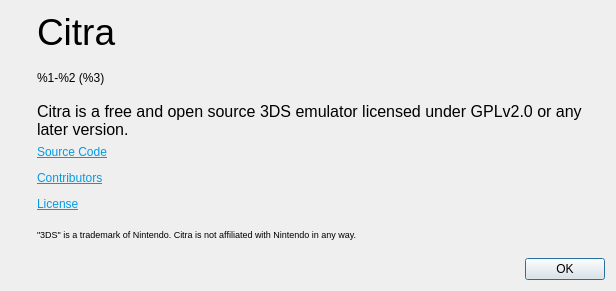
Above: src/citra/aboutdialog.ui from GreenAmaranthine/citra before the change. Below: the same form after it.
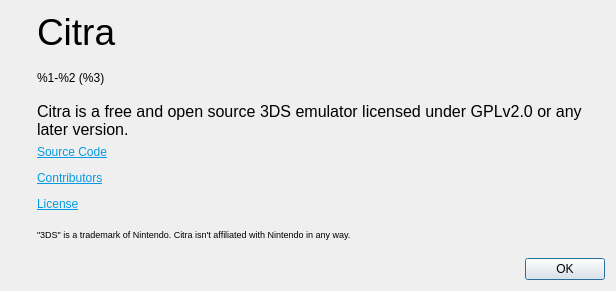
That is the form after the change. Icons and pictures are not drawn.

Patch:
```diff
--- a/src/citra/aboutdialog.ui
+++ b/src/citra/aboutdialog.ui
@@ -116,7 +116,7 @@
           </sizepolicy>
          </property>
          <property name="text">
-          <string>&lt;html&gt;&lt;head/&gt;&lt;body&gt;&lt;p&gt;&lt;span style=&quot; font-size:7pt;&quot;&gt;&amp;quot;3DS&amp;quot; is a trademark of Nintendo. Citra is not affiliated with Nintendo in any way.&lt;/span&gt;&lt;/p&gt;&lt;/body&gt;&lt;/html&gt;</string>
+          <string>&lt;html&gt;&lt;head/&gt;&lt;body&gt;&lt;p&gt;&lt;span style=&quot; font-size:7pt;&quot;&gt;&amp;quot;3DS&amp;quot; is a trademark of Nintendo. Citra isn't affiliated with Nintendo in any way.&lt;/span&gt;&lt;/p&gt;&lt;/body&gt;&lt;/html&gt;</string>
          </property>
         </widget>
        </item>
```
